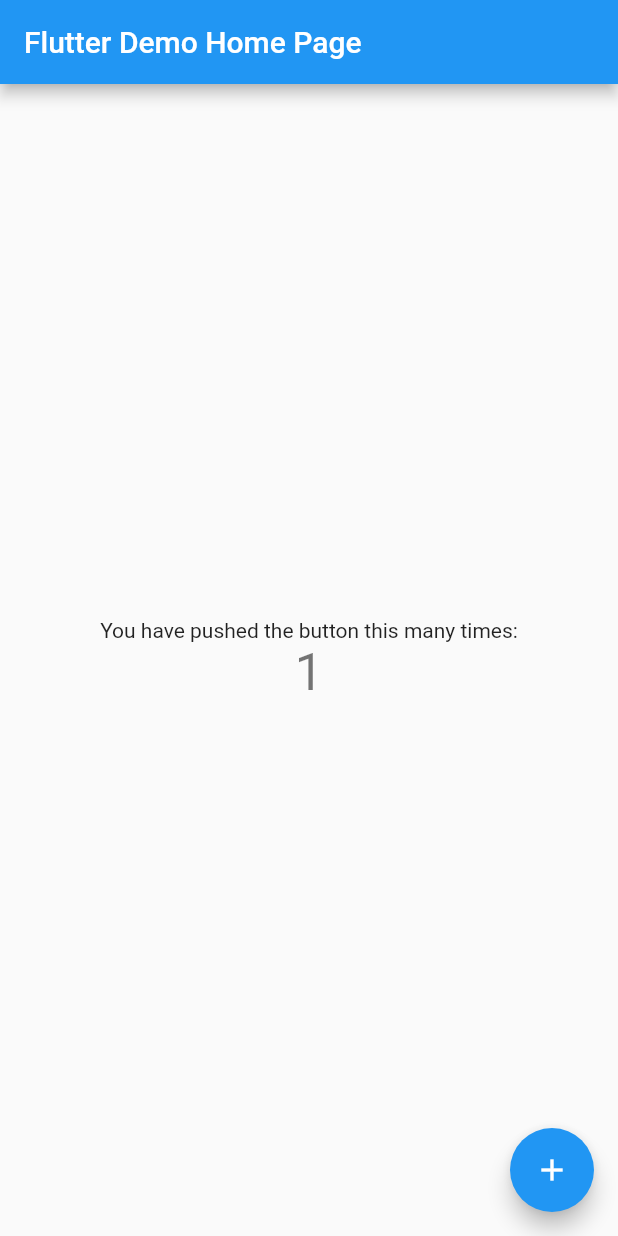
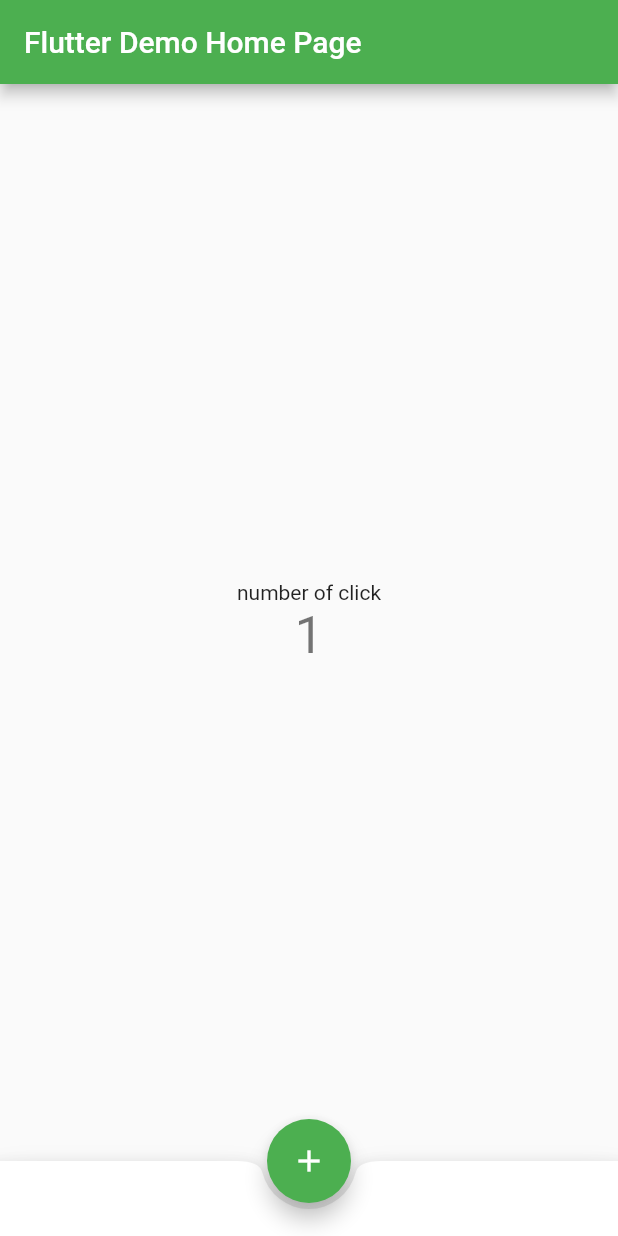
Before and after one commit to KetsiaD/click-me, a Flutter app: the screen it shows after launch, after a tap on the "add" icon, on a phone screen of 412 x 824 dp. Run offline on Flutter 3.47's test engine with Material 2 defaults, Android fonts, the phone set to English and light mode, and no system bars.

Commit message:
Added a circularnotch triangle and placed the floating button in the middle!

```diff
--- a/click_me_flutter/lib/main.dart
+++ b/click_me_flutter/lib/main.dart
@@ -13,33 +13,18 @@ class MyApp extends StatelessWidget {
     return MaterialApp(
       title: 'Flutter Demo',
       theme: ThemeData(
-        // This is the theme of your application.
-        //
-        // Try running your application with "flutter run". You'll see the
-        // application has a blue toolbar. Then, without quitting the app, try
-        // changing the primarySwatch below to Colors.green and then invoke
-        // "hot reload" (press "r" in the console where you ran "flutter run",
-        // or simply save your changes to "hot reload" in a Flutter IDE).
-        // Notice that the counter didn't reset back to zero; the application
-        // is not restarted.
-        primarySwatch: Colors.blue,
+        primarySwatch: Colors.green,
       ),
       home: const MyHomePage(title: 'Flutter Demo Home Page'),
+      //home: const MyHomePage(title: 'Flutter Demo Home Page'),
     );
   }
+
 }
 
 class MyHomePage extends StatefulWidget {
   const MyHomePage({Key? key, required this.title}) : super(key: key);
 
-  // This widget is the home page of your application. It is stateful, meaning
-  // that it has a State object (defined below) that contains fields that affect
-  // how it looks.
-
-  // This class is the configuration for the state. It holds the values (in this
-  // case the title) provided by the parent (in this case the App widget) and
-  // used by the build method of the State. Fields in a Widget subclass are
-  // always marked "final".
 
   final String title;
 
@@ -52,51 +37,22 @@ class _MyHomePageState extends State<MyHomePage> {
 
   void _incrementCounter() {
     setState(() {
-      // This call to setState tells the Flutter framework that something has
-      // changed in this State, which causes it to rerun the build method below
-      // so that the display can reflect the updated values. If we changed
-      // _counter without calling setState(), then the build method would not be
-      // called again, and so nothing would appear to happen.
       _counter++;
     });
   }
 
   @override
   Widget build(BuildContext context) {
-    // This method is rerun every time setState is called, for instance as done
-    // by the _incrementCounter method above.
-    //
-    // The Flutter framework has been optimized to make rerunning build methods
-    // fast, so that you can just rebuild anything that needs updating rather
-    // than having to individually change instances of widgets.
     return Scaffold(
       appBar: AppBar(
-        // Here we take the value from the MyHomePage object that was created by
-        // the App.build method, and use it to set our appbar title.
         title: Text(widget.title),
       ),
       body: Center(
-        // Center is a layout widget. It takes a single child and positions it
-        // in the middle of the parent.
         child: Column(
-          // Column is also a layout widget. It takes a list of children and
-          // arranges them vertically. By default, it sizes itself to fit its
-          // children horizontally, and tries to be as tall as its parent.
-          //
-          // Invoke "debug painting" (press "p" in the console, choose the
-          // "Toggle Debug Paint" action from the Flutter Inspector in Android
-          // Studio, or the "Toggle Debug Paint" command in Visual Studio Code)
-          // to see the wireframe for each widget.
-          //
-          // Column has various properties to control how it sizes itself and
-          // how it positions its children. Here we use mainAxisAlignment to
-          // center the children vertically; the main axis here is the vertical
-          // axis because Columns are vertical (the cross axis would be
-          // horizontal).
           mainAxisAlignment: MainAxisAlignment.center,
           children: <Widget>[
             const Text(
-              'You have pushed the button this many times:',
+              'number of click',
             ),
             Text(
               '$_counter',
@@ -105,11 +61,19 @@ class _MyHomePageState extends State<MyHomePage> {
           ],
         ),
       ),
+
+      bottomNavigationBar: BottomAppBar(
+        shape: const CircularNotchedRectangle(),
+        child: Container(height: 50.0),
+      ),
       floatingActionButton: FloatingActionButton(
-        onPressed: _incrementCounter,
-        tooltip: 'Increment',
+        onPressed: () => setState(() {
+          _counter++;
+        }),
+        tooltip: 'Increment Counter',
         child: const Icon(Icons.add),
-      ), // This trailing comma makes auto-formatting nicer for build methods.
+      ),
+      floatingActionButtonLocation: FloatingActionButtonLocation.centerDocked,
     );
   }
 }
```
